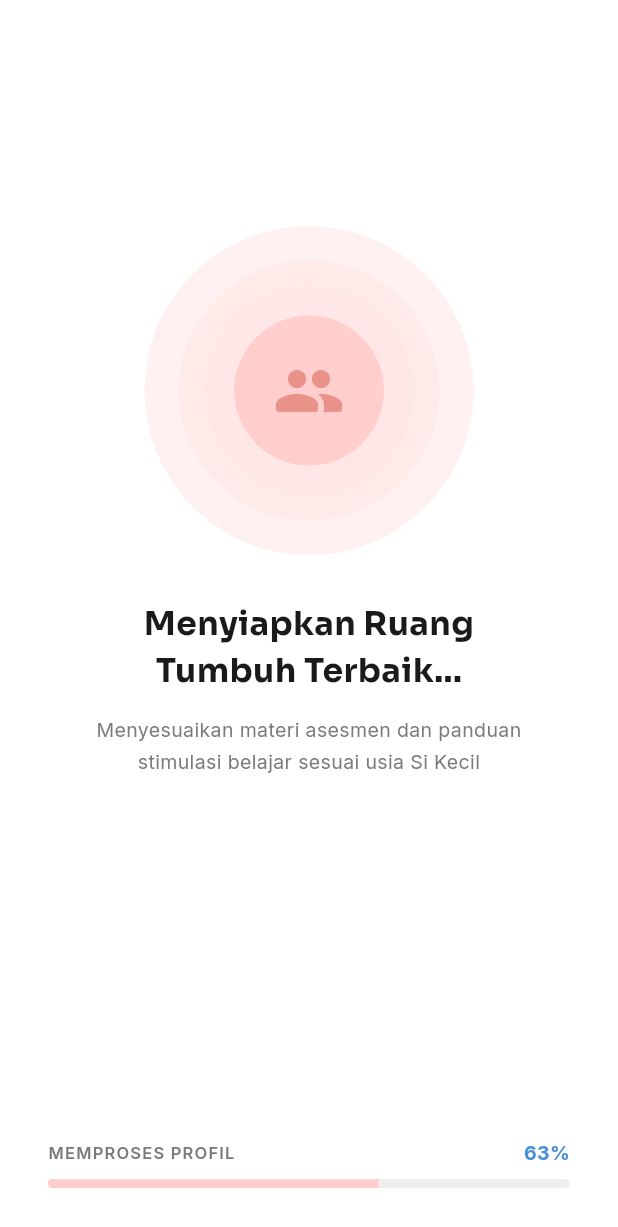
After one commit to xzael24/KawanTumbuh, a Flutter app: the LoadingProfileScreen screen opened by its route, on a phone screen of 412 x 824 dp. The commit adds this screen. Shown: the top 1227 px of the screen. Run offline on Flutter 3.47's test engine with Material 3 defaults, Android fonts, the phone set to English and light mode, and no system bars; our stand-ins replace google_fonts.

Commit message:
add child

```diff
--- a/apps/mobile/kawan_tumbuh/lib/core/constants/app_constants.dart
+++ b/apps/mobile/kawan_tumbuh/lib/core/constants/app_constants.dart
@@ -11,5 +11,6 @@ class AppConstants {
   static const String routeRegister      = '/register';
   static const String routeForgotPass    = '/forgot-password';
   static const String routeAddProfile    = '/add-profile';
+  static const String routeLoadingProfile = '/loading-profile';
   static const String routeHome          = '/home';
 }
--- a/apps/mobile/kawan_tumbuh/lib/main.dart
+++ b/apps/mobile/kawan_tumbuh/lib/main.dart
@@ -5,6 +5,7 @@ import 'screens/login_screen.dart';
 import 'screens/register_screen.dart';
 import 'screens/forgot_password_screen.dart';
 import 'screens/add_profile/add_profile_screen.dart';
+import 'screens/loading_profile_screen.dart';
 import 'core/constants/app_constants.dart';
 
 void main() {
@@ -34,7 +35,8 @@ class KawanTumbuhApp extends StatelessWidget {
         AppConstants.routeLogin      : (context) => const LoginScreen(),
         AppConstants.routeRegister   : (context) => const RegisterScreen(),
         AppConstants.routeForgotPass : (context) => const ForgotPasswordScreen(),
-        AppConstants.routeAddProfile : (context) => const AddProfileScreen(),
+        AppConstants.routeAddProfile    : (context) => const AddProfileScreen(),
+        AppConstants.routeLoadingProfile: (context) => const LoadingProfileScreen(),
       },
     );
   }
--- a/apps/mobile/kawan_tumbuh/lib/screens/add_profile/add_profile_screen.dart
+++ b/apps/mobile/kawan_tumbuh/lib/screens/add_profile/add_profile_screen.dart
@@ -42,7 +42,7 @@ class _AddProfileScreenState extends State<AddProfileScreen> {
 
   void _finish() {
     // TODO: simpan _data ke state management / backend
-    Navigator.of(context).pushReplacementNamed('/home');
+    Navigator.of(context).pushReplacementNamed('/loading-profile');
   }
 
   @override
--- /dev/null
+++ b/apps/mobile/kawan_tumbuh/lib/screens/loading_profile_screen.dart
@@ -0,0 +1,273 @@
+import 'package:flutter/material.dart';
+import 'package:google_fonts/google_fonts.dart';
+
+class LoadingProfileScreen extends StatefulWidget {
+  const LoadingProfileScreen({super.key});
+
+  @override
+  State<LoadingProfileScreen> createState() => _LoadingProfileScreenState();
+}
+
+class _LoadingProfileScreenState extends State<LoadingProfileScreen>
+    with TickerProviderStateMixin {
+  // ── Progress simulasi ──────────────────────────────────────────────────────
+  double _progress = 0.0;
+
+  // ── Pulse animation: 3 lingkaran melebar & memudar ────────────────────────
+  late final AnimationController _pulseController;
+  late final Animation<double> _pulse1Scale;
+  late final Animation<double> _pulse1Opacity;
+  late final Animation<double> _pulse2Scale;
+  late final Animation<double> _pulse2Opacity;
+  late final Animation<double> _pulse3Scale;
+  late final Animation<double> _pulse3Opacity;
+
+  @override
+  void initState() {
+    super.initState();
+
+    // Pulse — loop terus-menerus, 3 gelombang dengan delay
+    _pulseController = AnimationController(
+      vsync: this,
+      duration: const Duration(milliseconds: 2400),
+    )..repeat();
+
+    _pulse1Scale = TweenSequence<double>([
+      TweenSequenceItem(tween: Tween(begin: 1.0, end: 1.55), weight: 50),
+      TweenSequenceItem(tween: Tween(begin: 1.55, end: 1.0), weight: 50),
+    ]).animate(CurvedAnimation(parent: _pulseController, curve: Curves.easeInOut));
+
+    _pulse1Opacity = TweenSequence<double>([
+      TweenSequenceItem(tween: Tween(begin: 0.35, end: 0.0), weight: 50),
+      TweenSequenceItem(tween: Tween(begin: 0.0, end: 0.35), weight: 50),
+    ]).animate(CurvedAnimation(parent: _pulseController, curve: Curves.easeInOut));
+
+    _pulse2Scale = TweenSequence<double>([
+      TweenSequenceItem(tween: Tween(begin: 1.0, end: 1.35), weight: 50),
+      TweenSequenceItem(tween: Tween(begin: 1.35, end: 1.0), weight: 50),
+    ]).animate(CurvedAnimation(
+      parent: _pulseController,
+      curve: const Interval(0.15, 1.0, curve: Curves.easeInOut),
+    ));
+
+    _pulse2Opacity = TweenSequence<double>([
+      TweenSequenceItem(tween: Tween(begin: 0.25, end: 0.0), weight: 50),
+      TweenSequenceItem(tween: Tween(begin: 0.0, end: 0.25), weight: 50),
+    ]).animate(CurvedAnimation(
+      parent: _pulseController,
+      curve: const Interval(0.15, 1.0, curve: Curves.easeInOut),
+    ));
+
+    _pulse3Scale = TweenSequence<double>([
+      TweenSequenceItem(tween: Tween(begin: 1.0, end: 1.2), weight: 50),
+      TweenSequenceItem(tween: Tween(begin: 1.2, end: 1.0), weight: 50),
+    ]).animate(CurvedAnimation(
+      parent: _pulseController,
+      curve: const Interval(0.3, 1.0, curve: Curves.easeInOut),
+    ));
+
+    _pulse3Opacity = TweenSequence<double>([
+      TweenSequenceItem(tween: Tween(begin: 0.18, end: 0.0), weight: 50),
+      TweenSequenceItem(tween: Tween(begin: 0.0, end: 0.18), weight: 50),
+    ]).animate(CurvedAnimation(
+      parent: _pulseController,
+      curve: const Interval(0.3, 1.0, curve: Curves.easeInOut),
+    ));
+
+    _startProgress();
+  }
+
+  /// Simulasi loading progress 0 → 100% dalam ~3 detik,
+  /// lalu navigasi ke /home.
+  void _startProgress() async {
+    const totalDuration = Duration(milliseconds: 3000);
+    const tickInterval = Duration(milliseconds: 50);
+    final totalTicks = totalDuration.inMilliseconds ~/ tickInterval.inMilliseconds;
+
+    for (int i = 1; i <= totalTicks; i++) {
+      await Future.delayed(tickInterval);
+      if (!mounted) return;
+      setState(() {
+        _progress = i / totalTicks;
+      });
+    }
+
+    // Selesai → navigasi ke home
+    await Future.delayed(const Duration(milliseconds: 400));
+    if (mounted) {
+      Navigator.of(context).pushReplacementNamed('/home');
+    }
+  }
+
+  @override
+  void dispose() {
+    _pulseController.dispose();
+    super.dispose();
+  }
+
+  @override
+  Widget build(BuildContext context) {
+    final int percent = (_progress * 100).round();
+
+    return Scaffold(
+      backgroundColor: Colors.white,
+      body: SafeArea(
+        child: Padding(
+          padding: const EdgeInsets.symmetric(horizontal: 32),
+          child: Column(
+            crossAxisAlignment: CrossAxisAlignment.center,
+            children: [
+              const Spacer(flex: 2),
+
+              // ── Ikon dengan efek pulse ─────────────────────────────
+              AnimatedBuilder(
+                animation: _pulseController,
+                builder: (context, child) {
+                  return SizedBox(
+                    width: 200,
+                    height: 200,
+                    child: Stack(
+                      alignment: Alignment.center,
+                      children: [
+                        // Lingkaran pulse terluar
+                        Transform.scale(
+                          scale: _pulse1Scale.value,
+                          child: Opacity(
+                            opacity: _pulse1Opacity.value,
+                            child: Container(
+                              width: 200,
+                              height: 200,
+                              decoration: const BoxDecoration(
+                                shape: BoxShape.circle,
+                                color: Color(0xFFFFCECD),
+                              ),
+                            ),
+                          ),
+                        ),
+                        // Lingkaran pulse tengah
+                        Transform.scale(
+                          scale: _pulse2Scale.value,
+                          child: Opacity(
+                            opacity: _pulse2Opacity.value,
+                            child: Container(
+                              width: 160,
+                              height: 160,
+                              decoration: const BoxDecoration(
+                                shape: BoxShape.circle,
+                                color: Color(0xFFFFCECD),
+                              ),
+                            ),
+                          ),
+                        ),
+                        // Lingkaran pulse dalam
+                        Transform.scale(
+                          scale: _pulse3Scale.value,
+                          child: Opacity(
+                            opacity: _pulse3Opacity.value,
+                            child: Container(
+                              width: 130,
+                              height: 130,
+                              decoration: const BoxDecoration(
+                                shape: BoxShape.circle,
+                                color: Color(0xFFFFCECD),
+                              ),
+                            ),
+                          ),
+                        ),
+                        // Lingkaran inti (solid, tidak beranimasi)
+                        Container(
+                          width: 100,
+                          height: 100,
+                          decoration: const BoxDecoration(
+                            shape: BoxShape.circle,
+                            color: Color(0xFFFFCECD),
+                          ),
+                          child: const Icon(
+                            Icons.people_rounded,
+                            color: Color(0xFFE8928A),
+                            size: 48,
+                          ),
+                        ),
+                      ],
+                    ),
+                  );
+                },
+              ),
+
+              const SizedBox(height: 40),
+
+              // ── Judul ──────────────────────────────────────────────
+              Text(
+                'Menyiapkan Ruang\nTumbuh Terbaik...',
+                textAlign: TextAlign.center,
+                style: GoogleFonts.sora(
+                  fontSize: 22,
+                  fontWeight: FontWeight.w700,
+                  color: const Color(0xFF1A1A1A),
+                  height: 1.4,
+                ),
+              ),
+
+              const SizedBox(height: 14),
+
+              // ── Subjudul ───────────────────────────────────────────
+              Text(
+                'Menyesuaikan materi asesmen dan panduan\nstimulasi belajar sesuai usia Si Kecil',
+                textAlign: TextAlign.center,
+                style: GoogleFonts.inter(
+                  fontSize: 13,
+                  fontWeight: FontWeight.w400,
+                  color: const Color(0xFF7A7A7A),
+                  height: 1.6,
+                ),
+              ),
+
+              const Spacer(flex: 3),
+
+              // ── Label + Persentase ─────────────────────────────────
+              Row(
+                mainAxisAlignment: MainAxisAlignment.spaceBetween,
+                children: [
+                  Text(
+                    'MEMPROSES PROFIL',
+                    style: GoogleFonts.inter(
+                      fontSize: 11,
+                      fontWeight: FontWeight.w600,
+                      color: const Color(0xFF7A7A7A),
+                      letterSpacing: 0.8,
+                    ),
+                  ),
+                  Text(
+                    '$percent%',
+                    style: GoogleFonts.inter(
+                      fontSize: 13,
+                      fontWeight: FontWeight.w700,
+                      color: const Color(0xFF4A90D9),
+                    ),
+                  ),
+                ],
+              ),
+
+              const SizedBox(height: 8),
+
+              // ── Progress Bar ───────────────────────────────────────
+              ClipRRect(
+                borderRadius: BorderRadius.circular(4),
+                child: LinearProgressIndicator(
+                  value: _progress,
+                  minHeight: 6,
+                  backgroundColor: const Color(0xFFEEEEEE),
+                  valueColor: const AlwaysStoppedAnimation<Color>(
+                    Color(0xFFFFCECD),
+                  ),
+                ),
+              ),
+
+              const SizedBox(height: 32),
+            ],
+          ),
+        ),
+      ),
+    );
+  }
+}
```
